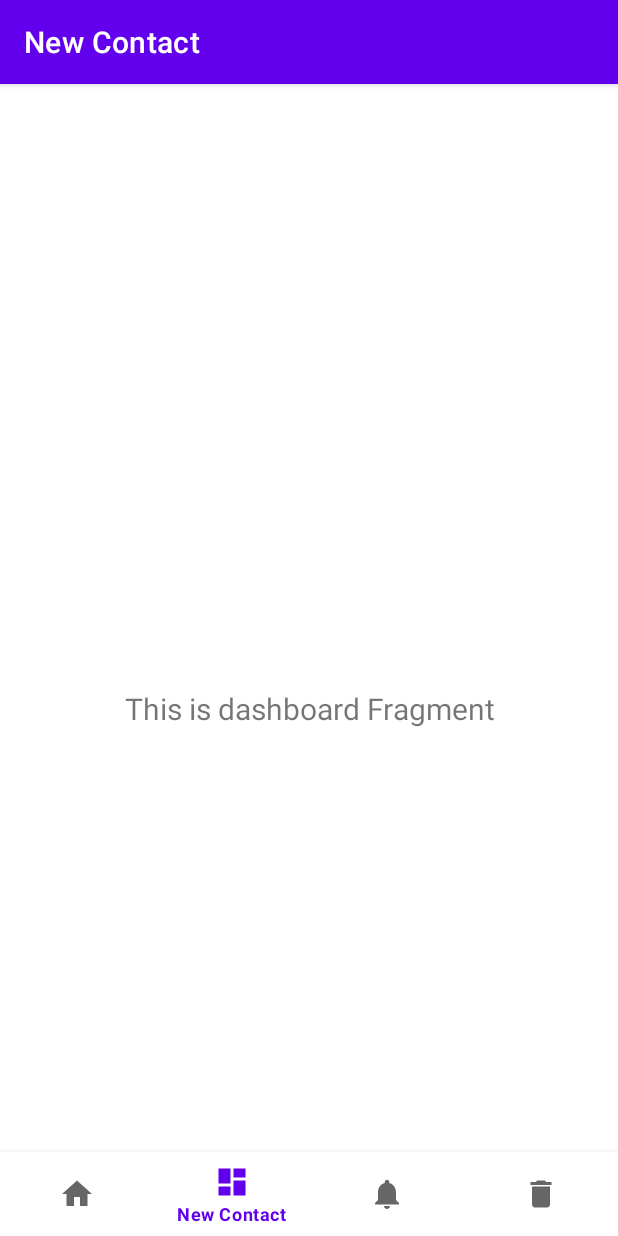
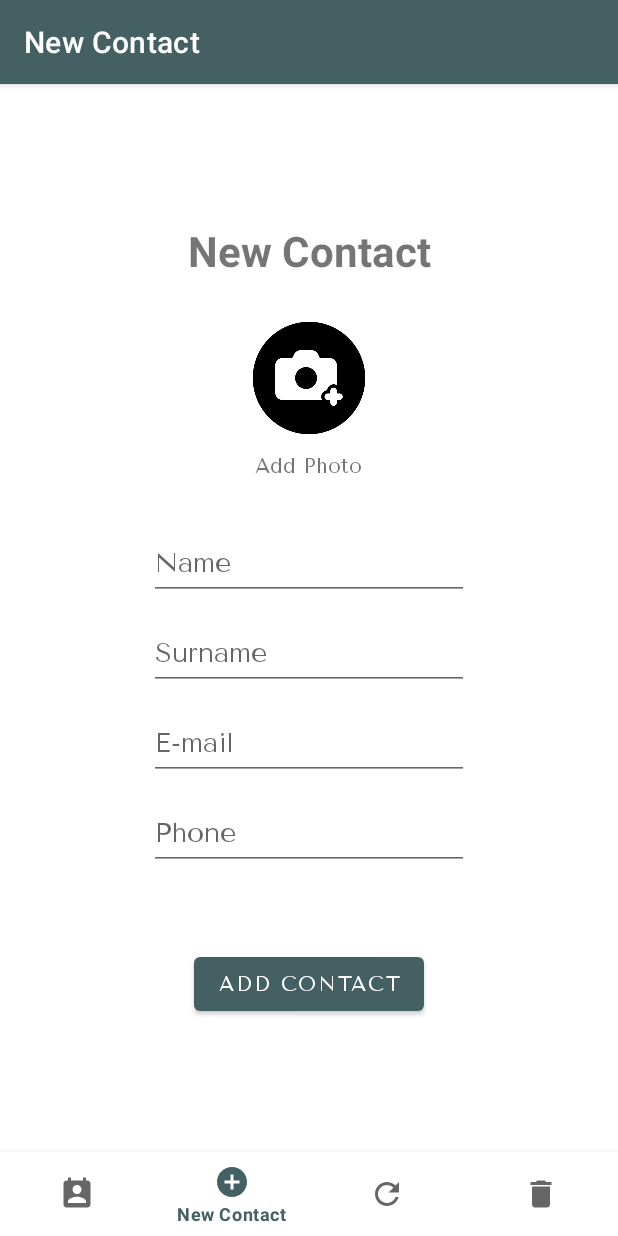
Before and after one commit to Memi1990/Agenda, an Android app: the NewFragment screen opened through its navigation route, on a phone screen of 412 x 824 dp. Run offline under Robolectric (Android 15) with nearby library versions, the phone set to English and light mode, and no system bars; our stand-ins replace navigation-ui; 2 statements that could not run were skipped.

Commit message:
commit diseño new form

```diff
--- /dev/null
+++ b/app/src/main/res/drawable/ic_baseline_add_circle_24.xml
@@ -0,0 +1,5 @@
+<vector android:height="24dp" android:tint="#000000"
+    android:viewportHeight="24" android:viewportWidth="24"
+    android:width="24dp" xmlns:android="http://schemas.android.com/apk/res/android">
+    <path android:fillColor="@android:color/white" android:pathData="M12,2C6.48,2 2,6.48 2,12s4.48,10 10,10 10,-4.48 10,-10S17.52,2 12,2zM17,13h-4v4h-2v-4L7,13v-2h4L11,7h2v4h4v2z"/>
+</vector>
--- /dev/null
+++ b/app/src/main/res/drawable/ic_baseline_perm_contact_calendar_24.xml
@@ -0,0 +1,5 @@
+<vector android:height="24dp" android:tint="#000000"
+    android:viewportHeight="24" android:viewportWidth="24"
+    android:width="24dp" xmlns:android="http://schemas.android.com/apk/res/android">
+    <path android:fillColor="@android:color/white" android:pathData="M19,3h-1L18,1h-2v2L8,3L8,1L6,1v2L5,3c-1.11,0 -2,0.9 -2,2v14c0,1.1 0.89,2 2,2h14c1.1,0 2,-0.9 2,-2L21,5c0,-1.1 -0.9,-2 -2,-2zM12,6c1.66,0 3,1.34 3,3s-1.34,3 -3,3 -3,-1.34 -3,-3 1.34,-3 3,-3zM18,18L6,18v-1c0,-2 4,-3.1 6,-3.1s6,1.1 6,3.1v1z"/>
+</vector>
--- /dev/null
+++ b/app/src/main/res/drawable/ic_baseline_refresh_24.xml
@@ -0,0 +1,5 @@
+<vector android:height="24dp" android:tint="#000000"
+    android:viewportHeight="24" android:viewportWidth="24"
+    android:width="24dp" xmlns:android="http://schemas.android.com/apk/res/android">
+    <path android:fillColor="@android:color/white" android:pathData="M17.65,6.35C16.2,4.9 14.21,4 12,4c-4.42,0 -7.99,3.58 -7.99,8s3.57,8 7.99,8c3.73,0 6.84,-2.55 7.73,-6h-2.08c-0.82,2.33 -3.04,4 -5.65,4 -3.31,0 -6,-2.69 -6,-6s2.69,-6 6,-6c1.66,0 3.14,0.69 4.22,1.78L13,11h7V4l-2.35,2.35z"/>
+</vector>
--- a/app/src/main/res/layout/fragment_new.xml
+++ b/app/src/main/res/layout/fragment_new.xml
@@ -1,5 +1,5 @@
 <?xml version="1.0" encoding="utf-8"?>
-<androidx.constraintlayout.widget.ConstraintLayout xmlns:android="http://schemas.android.com/apk/res/android"
+<RelativeLayout xmlns:android="http://schemas.android.com/apk/res/android"
     xmlns:app="http://schemas.android.com/apk/res-auto"
     xmlns:tools="http://schemas.android.com/tools"
     android:layout_width="match_parent"
@@ -7,16 +7,94 @@
     tools:context=".ui.newcontact.NewFragment">
 
     <TextView
-        android:id="@+id/text_dashboard"
+        android:id="@+id/tvTitleNew"
         android:layout_width="match_parent"
         android:layout_height="wrap_content"
-        android:layout_marginStart="8dp"
-        android:layout_marginTop="8dp"
-        android:layout_marginEnd="8dp"
+        android:layout_marginStart="16dp"
+        android:layout_marginTop="36dp"
+        android:layout_marginEnd="16dp"
+        android:layout_marginBottom="16dp"
+        android:text="@string/title_new"
         android:textAlignment="center"
-        android:textSize="20sp"
-        app:layout_constraintBottom_toBottomOf="parent"
-        app:layout_constraintEnd_toEndOf="parent"
-        app:layout_constraintStart_toStartOf="parent"
-        app:layout_constraintTop_toTopOf="parent" />
-</androidx.constraintlayout.widget.ConstraintLayout>
+        android:textSize="28sp"
+        android:textStyle="bold" />
+
+    <ImageView
+        android:id="@+id/ivNew"
+        android:layout_width="80dp"
+        android:layout_height="80dp"
+        android:layout_centerHorizontal="true"
+        android:src="@drawable/photocamera"
+        android:translationY="100dp" />
+
+    <TextView
+        android:id="@+id/tvNewPhoto"
+        android:layout_width="wrap_content"
+        android:layout_height="wrap_content"
+        android:layout_centerHorizontal="true"
+        android:fontFamily="@font/tenor_sans"
+        android:text="@string/add_contact_photo"
+        android:translationY="190dp" />
+
+    <EditText
+        android:id="@+id/etName"
+        android:layout_width="wrap_content"
+        android:layout_height="wrap_content"
+        android:layout_centerHorizontal="true"
+        android:ems="10"
+        android:fontFamily="@font/tenor_sans"
+        android:hint="@string/hint_name"
+        android:importantForAutofill="no"
+        android:inputType="textPersonName"
+        android:minHeight="48dp"
+        android:translationY="240dp" />
+
+    <EditText
+        android:id="@+id/etSurname"
+        android:layout_width="wrap_content"
+        android:layout_height="wrap_content"
+        android:layout_centerHorizontal="true"
+        android:ems="10"
+        android:fontFamily="@font/tenor_sans"
+        android:hint="@string/hint_surname"
+        android:importantForAutofill="no"
+        android:inputType="textPersonName"
+        android:minHeight="48dp"
+        android:translationY="300dp"
+        tools:ignore="TextContrastCheck" />
+
+    <EditText
+        android:id="@+id/etMail"
+        android:layout_width="wrap_content"
+        android:layout_height="wrap_content"
+        android:layout_centerHorizontal="true"
+        android:ems="10"
+        android:fontFamily="@font/tenor_sans"
+        android:hint="@string/hint_mail"
+        android:importantForAutofill="no"
+        android:inputType="textEmailAddress"
+        android:minHeight="48dp"
+        android:translationY="360dp" />
+
+    <EditText
+        android:id="@+id/edPhone"
+        android:layout_width="wrap_content"
+        android:layout_height="wrap_content"
+        android:layout_centerHorizontal="true"
+        android:ems="10"
+        android:fontFamily="@font/tenor_sans"
+        android:hint="@string/hint_phone"
+        android:importantForAutofill="no"
+        android:inputType="phone"
+        android:minHeight="48dp"
+        android:translationY="420dp" />
+
+    <Button
+        android:id="@+id/btnAddContact"
+        android:layout_width="wrap_content"
+        android:layout_height="wrap_content"
+        android:layout_centerHorizontal="true"
+        android:fontFamily="@font/tenor_sans"
+        android:text="@string/btn_create"
+        android:translationY="520dp" />
+</RelativeLayout>
--- a/app/src/main/res/menu/bottom_nav_menu.xml
+++ b/app/src/main/res/menu/bottom_nav_menu.xml
@@ -3,17 +3,17 @@
 
     <item
         android:id="@+id/navigation_list"
-        android:icon="@drawable/ic_home_black_24dp"
+        android:icon="@drawable/ic_baseline_perm_contact_calendar_24"
         android:title="@string/title_list" />
 
     <item
         android:id="@+id/navigation_new"
-        android:icon="@drawable/ic_dashboard_black_24dp"
+        android:icon="@drawable/ic_baseline_add_circle_24"
         android:title="@string/title_new" />
 
     <item
         android:id="@+id/navigation_update"
-        android:icon="@drawable/ic_notifications_black_24dp"
+        android:icon="@drawable/ic_baseline_refresh_24"
         android:title="@string/title_update" />
 
     <item
--- a/app/src/main/res/values/colors.xml
+++ b/app/src/main/res/values/colors.xml
@@ -7,4 +7,8 @@
     <color name="teal_700">#FF018786</color>
     <color name="black">#FF000000</color>
     <color name="white">#FFFFFFFF</color>
+
+    <color name="primary">#FF446063</color>
+    <color name="primaryvariant">#FFCCD4DD</color>
+    <color name="primarytext">#FF141E1D</color>
 </resources>
--- a/app/src/main/res/values/strings.xml
+++ b/app/src/main/res/values/strings.xml
@@ -4,6 +4,13 @@
     <string name="title_new">New Contact</string>
     <string name="title_update">Update</string>
     <string name="title_delete">Delete Contact</string>
+    <string name="hint_name">Name</string>
+    <string name="hint_surname">Surname</string>
+    <string name="hint_mail">E-mail</string>
+    <string name="hint_phone">Phone</string>
+    <string name="btn_create">Add Contact</string>
+    <string name="add_contact_photo">Add Photo</string>
+
     <!-- TODO: Remove or change this placeholder text -->
     <string name="hello_blank_fragment">Hello blank fragment</string>
 </resources>
--- a/app/src/main/res/values/themes.xml
+++ b/app/src/main/res/values/themes.xml
@@ -2,13 +2,13 @@
     <!-- Base application theme. -->
     <style name="Theme.Agenda" parent="Theme.MaterialComponents.DayNight.DarkActionBar">
         <!-- Primary brand color. -->
-        <item name="colorPrimary">@color/purple_500</item>
-        <item name="colorPrimaryVariant">@color/purple_700</item>
+        <item name="colorPrimary">@color/primary</item>
+        <item name="colorPrimaryVariant">@color/primaryvariant</item>
         <item name="colorOnPrimary">@color/white</item>
         <!-- Secondary brand color. -->
         <item name="colorSecondary">@color/teal_200</item>
         <item name="colorSecondaryVariant">@color/teal_700</item>
-        <item name="colorOnSecondary">@color/black</item>
+        <item name="colorOnSecondary">@color/primarytext</item>
         <!-- Status bar color. -->
         <item name="android:statusBarColor" tools:targetApi="l">?attr/colorPrimaryVariant</item>
         <!-- Customize your theme here. -->
```
Also changed, not shown: app/src/main/res/drawable/photocamera.png (added), app/src/main/res/font/tenor_sans.ttf (added).
